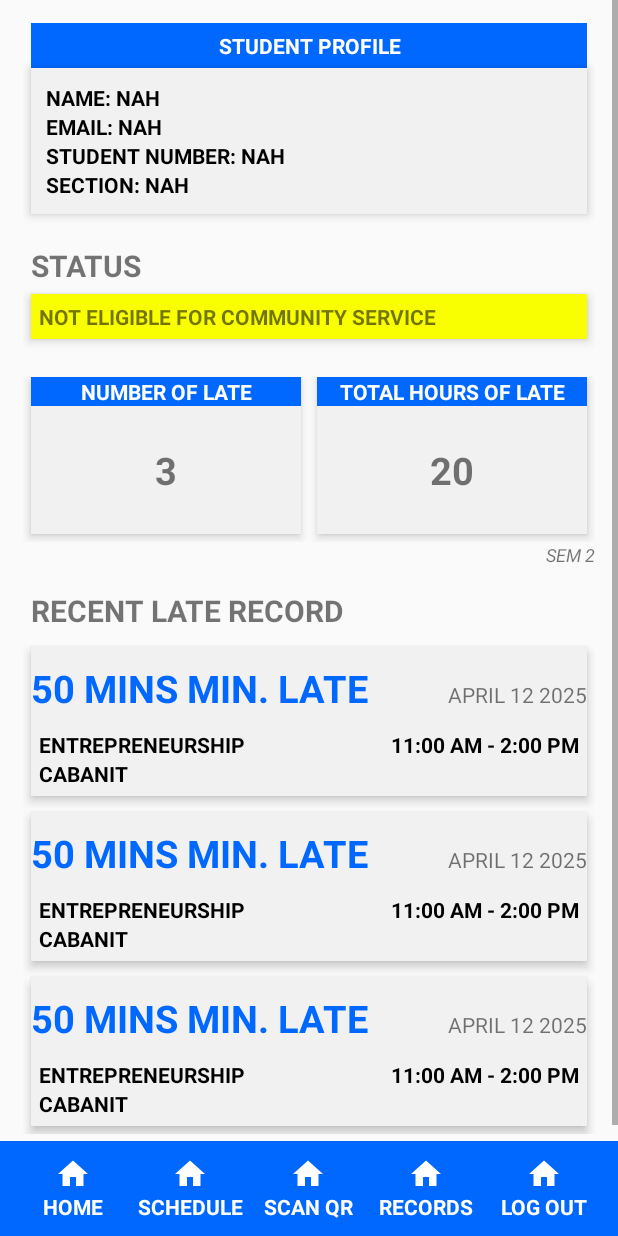
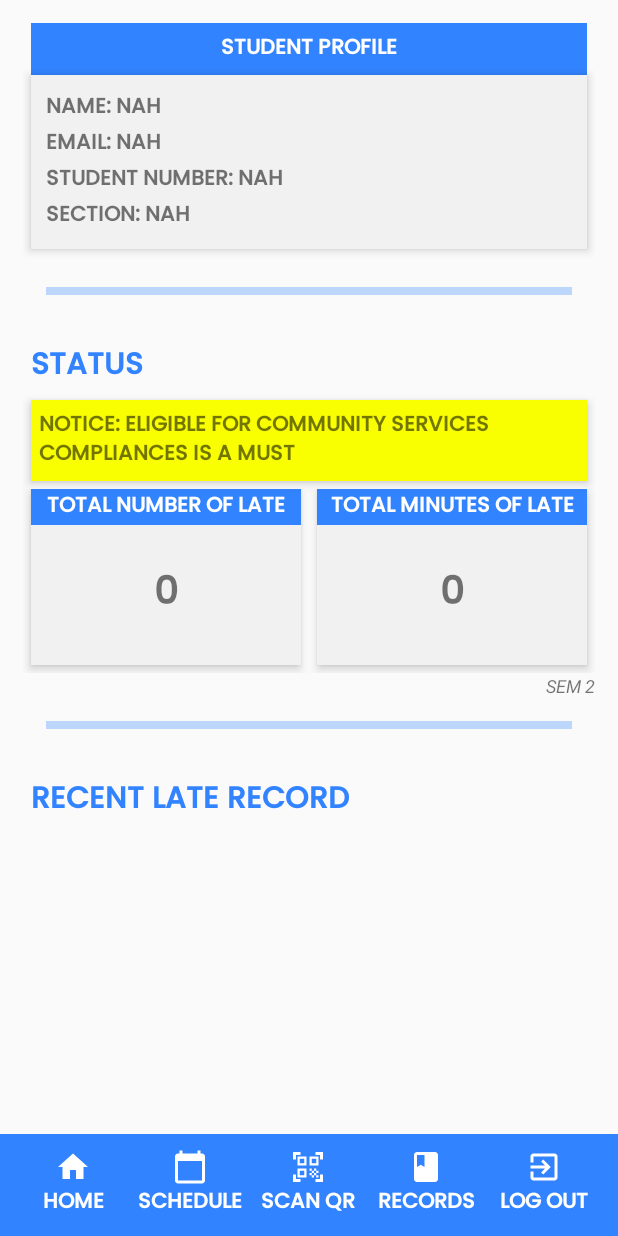
Before and after one commit to crab-d/STIQR-java, an Android app: the StudentHome screen opened directly, with no data from a screen before it, on a phone screen of 412 x 824 dp. Run offline under Robolectric (Android 15) with nearby library versions, the phone set to English and light mode, and no system bars; our stand-ins replace Firebase (no records; nobody signed in at launch, a user with empty details on screens opened directly); libraries missing offline, so code that uses them is left out: com.journeyapps.barcodescanner.

Commit message:
ADDEd FONT FIXED STUDENT DASHBOARD DATA | OPTIMIZED LAYOUT

```diff
--- /dev/null
+++ b/app/src/main/java/com/example/stiqr_java/firebase/CSRecord.java
@@ -0,0 +1,4 @@
+package com.example.stiqr_java.firebase;
+
+public class CSRecord {
+}
--- a/app/src/main/java/com/example/stiqr_java/firebase/LateRecord.java
+++ b/app/src/main/java/com/example/stiqr_java/firebase/LateRecord.java
@@ -22,11 +22,12 @@ import java.util.Map;
 public class LateRecord {
 
     Context context;
-    public LateRecord(Context context){
+
+    public LateRecord(Context context) {
         this.context = context;
     }
 
-    public List<LateRecordsModel> readLateRecord(String studentNumber, String gradeLevel, String section, recordCallBack callBackRecord) {
+    public void readLateRecord(String studentNumber, String gradeLevel, String section, recordCallBack callBackRecord) {
         FirebaseFirestore db = FirebaseFirestore.getInstance();
         List<LateRecordsModel> lateRecordList = new ArrayList<>();
         db.collection("lateRecords").document(gradeLevel).collection(section).whereEqualTo("studentNumber", studentNumber).get()
@@ -46,11 +47,65 @@ public class LateRecord {
                     }
                     callBackRecord.onRecordLoad(lateRecordList);
                 });
-        return lateRecordList;
+    }
+
+
+
+    public void readRecentLate(String studentNumber, String gradeLevel, String section, recordHomeCallBack CB_homeRecord) {
+        FirebaseFirestore db = FirebaseFirestore.getInstance();
+        List<LateRecordsModel> recentLate = new ArrayList<>();
+
+        db.collection("lateRecords").document(gradeLevel).collection(section).whereEqualTo("studentNumber", studentNumber).limit(5).get()
+                .addOnSuccessListener(queryDocumentSnapshots -> {
+                    int totalMinuteCount = 0;
+
+                    if (!queryDocumentSnapshots.isEmpty()) {
+                        for (DocumentSnapshot document : queryDocumentSnapshots.getDocuments()) {
+                            String lateArrival = document.getString("lateArrival");
+                            String date = document.getString("date");
+                            String subject = document.getString("subject");
+                            String teacher = document.getString("teacher");
+                            String schedule = document.getString("schedule");
+                            recentLate.add(new LateRecordsModel(date, subject, teacher, lateArrival, schedule));
+
+                            assert lateArrival != null;
+                            totalMinuteCount += Integer.parseInt(lateArrival);
+                        }
+
+
+
+                    }
+                    CB_homeRecord.onHomeRecordLoad(recentLate, totalMinuteCount);
+                });
+    }
+
+
+
+    public interface recordHomeCallBack {
+        void onHomeRecordLoad(List<LateRecordsModel> lateHomeRecord, int totalMinute);
     }
 
     public interface recordCallBack {
         void onRecordLoad(List<LateRecordsModel> lateRecord);
+    }
+
+    public void threshold(countCallBack CB_count) {
+        FirebaseFirestore db = FirebaseFirestore.getInstance();
+
+        db.collection("counters").document("threshold").get()
+                .addOnSuccessListener(Document -> {
+                    int count = 0;
+                   if (Document.exists()) {
+                       Long value = Document.getLong("count");
+                       assert value != null;
+                       count = value.intValue();
+                   }
+                   CB_count.onCountLoad(count);
+                });
+    }
+
+    public interface countCallBack {
+        void onCountLoad(int count);
     }
 
     private String currentDate() {
@@ -99,13 +154,12 @@ public class LateRecord {
 //                               }
 
 
-
                         db.collection("counters").document("lateRecords").get()
                                 .addOnSuccessListener(query -> {
                                     if (query.exists()) {
                                         Long currentViolatorsCount = query.getLong("count");
                                         String violatorLogID = "violator" + currentViolatorsCount;
-                                               db.collection("lateRecords").document(gradeLevel).collection(section).document(violatorLogID).set(violatorData).addOnSuccessListener( v -> {
+                                        db.collection("lateRecords").document(gradeLevel).collection(section).document(violatorLogID).set(violatorData).addOnSuccessListener(v -> {
                                             Toast.makeText(context, "LATE RECORDED SUCCESSFULLY", Toast.LENGTH_SHORT).show();
                                         });
                                         currentViolatorsCount += 1;
@@ -117,9 +171,5 @@ public class LateRecord {
                         Toast.makeText(context, "This teacher is not registered in your schedule or something went wrong.", Toast.LENGTH_SHORT).show();
                     }
                 });
-
-
-
-
     }
 }
--- a/app/src/main/java/com/example/stiqr_java/student/fragment/LateRecord.java
+++ b/app/src/main/java/com/example/stiqr_java/student/fragment/LateRecord.java
@@ -78,9 +78,8 @@ public class LateRecord extends Fragment {
 
 
         rv_lateRecords.setLayoutManager(new LinearLayoutManager(context));
-        DB_LATE.readLateRecord(studentNumber, gradeLevel, section, lateRecord -> {
-            LateRecordsAdapter RecordAdapter = new LateRecordsAdapter(context, lateRecord);
-            rv_lateRecords.setAdapter(RecordAdapter);
+        DB_LATE.readLateRecord(studentNumber, gradeLevel, section, (lateRecord) -> {
+            rv_lateRecords.setAdapter(new LateRecordsAdapter(context, lateRecord));
             Toast.makeText(context, "size: " + lateRecord.size(), Toast.LENGTH_SHORT).show();
         } );
 
--- a/app/src/main/java/com/example/stiqr_java/student/fragment/StudentHome.java
+++ b/app/src/main/java/com/example/stiqr_java/student/fragment/StudentHome.java
@@ -1,5 +1,6 @@
 package com.example.stiqr_java.student.fragment;
 
+import android.annotation.SuppressLint;
 import android.content.Context;
 import android.os.Bundle;
 
@@ -13,11 +14,8 @@ import android.view.ViewGroup;
 import android.widget.TextView;
 
 import com.example.stiqr_java.R;
+import com.example.stiqr_java.firebase.LateRecord;
 import com.example.stiqr_java.recyclerview.adapter.LateRecordsAdapter;
-import com.example.stiqr_java.recyclerview.model.LateRecordsModel;
-
-import java.util.ArrayList;
-import java.util.List;
 
 /**
  * A simple {@link Fragment} subclass.
@@ -66,43 +64,49 @@ public class StudentHome extends Fragment {
         }
     }
 
+    @SuppressLint({"MissingInflatedId", "SetTextI18n"})
     @Override
     public View onCreateView(LayoutInflater inflater, ViewGroup container,
                              Bundle savedInstanceState) {
         Context context = getContext();
         View view = inflater.inflate(R.layout.fragment_student_home, container, false);
 
-        TextView tv_name, tv_email, tv_studentNumber, tv_section, tv_totalLate;
+        TextView tv_name, tv_email, tv_studentNumber, tv_section, tv_totalLate, tv_minuteLate, tv_status;
         tv_name = view.findViewById(R.id.tv_name);
         tv_email = view.findViewById(R.id.tv_email);
         tv_studentNumber = view.findViewById(R.id.tv_studentNumber);
         tv_section = view.findViewById(R.id.tv_section);
+        tv_minuteLate = view.findViewById(R.id.tv_minuteLate);
+        tv_totalLate = view.findViewById(R.id.tv_totalLate);
+        tv_status = view.findViewById(R.id.tv_status);
+        RecyclerView rv_lateRecords = view.findViewById(R.id.rv_lateRecords);
+        LateRecord DB_LATE = new LateRecord(context);
 
-        tv_totalLate = view.findViewById(R.id.tv_totalLate);
-
-        RecyclerView rv_lateRecords = view.findViewById(R.id.rv_lateRecords);
-
-        List<LateRecordsModel> lateRecord = new ArrayList<>();
-        lateRecord.add(new LateRecordsModel("APRIL 12 2025", "ENTREPRENEURSHIP", "CABANIT", "50 MINS", "11:00 AM - 2:00 PM"));
-        lateRecord.add(new LateRecordsModel("APRIL 12 2025", "ENTREPRENEURSHIP", "CABANIT", "50 MINS", "11:00 AM - 2:00 PM"));
-        lateRecord.add(new LateRecordsModel("APRIL 12 2025", "ENTREPRENEURSHIP", "CABANIT", "50 MINS", "11:00 AM - 2:00 PM"));
-
-        String lateCount = String.valueOf(lateRecord.size());
-
-        rv_lateRecords.setLayoutManager(new LinearLayoutManager(context));
-        rv_lateRecords.setAdapter(new LateRecordsAdapter(context, lateRecord));
-
+        assert context != null;
         String name = context.getSharedPreferences("STUDENT_SESSION", Context.MODE_PRIVATE).getString("STUDENT_NAME", "NAH");
         String email = context.getSharedPreferences("STUDENT_SESSION", Context.MODE_PRIVATE).getString("STUDENT_EMAIL", "NAH");
         String studentNumber = context.getSharedPreferences("STUDENT_SESSION", Context.MODE_PRIVATE).getString("STUDENT_NUMBER", "NAH");
         String section = context.getSharedPreferences("STUDENT_SESSION", Context.MODE_PRIVATE).getString("STUDENT_SECTION", "NAH");
+        String gradeLevel = context.getSharedPreferences("STUDENT_SESSION", Context.MODE_PRIVATE).getString("STUDENT_GRADE", "nah");
 
         tv_name.setText("NAME: " + name);
         tv_email.setText("EMAIL: " + email);
         tv_studentNumber.setText("STUDENT NUMBER: " + studentNumber);
         tv_section.setText("SECTION: " + section);
 
-        tv_totalLate.setText(lateCount);
+
+        rv_lateRecords.setLayoutManager(new LinearLayoutManager(context));
+        DB_LATE.readRecentLate(studentNumber, gradeLevel, section, (LateRecord, MinuteCount) -> {
+            rv_lateRecords.setAdapter(new LateRecordsAdapter(context, LateRecord));
+            String lateCount = String.valueOf(LateRecord.size());
+            tv_totalLate.setText(lateCount);
+            tv_minuteLate.setText(String.valueOf(MinuteCount));
+            DB_LATE.threshold(threshold -> {
+              if (Integer.parseInt(lateCount) >= threshold) {
+                  tv_status.setText("NOTICE: ELIGIBLE FOR COMMUNITY SERVICES COMPLIANCES IS A MUST");
+              }
+            });
+        });
 
         return view;
     }
--- /dev/null
+++ b/app/src/main/res/drawable/ic_logout.xml
@@ -0,0 +1,5 @@
+<vector xmlns:android="http://schemas.android.com/apk/res/android" android:autoMirrored="true" android:height="24dp" android:tint="#FFFFFF" android:viewportHeight="24" android:viewportWidth="24" android:width="24dp">
+
+    <path android:fillColor="@android:color/white" android:pathData="M10.09,15.59L11.5,17l5,-5 -5,-5 -1.41,1.41L12.67,11H3v2h9.67l-2.58,2.59zM19,3H5c-1.11,0 -2,0.9 -2,2v4h2V5h14v14H5v-4H3v4c0,1.1 0.89,2 2,2h14c1.1,0 2,-0.9 2,-2V5c0,-1.1 -0.9,-2 -2,-2z"/>
+
+</vector>
--- /dev/null
+++ b/app/src/main/res/drawable/ic_qr.xml
@@ -0,0 +1,5 @@
+<vector xmlns:android="http://schemas.android.com/apk/res/android" android:height="24dp" android:tint="#FFFFFF" android:viewportHeight="24" android:viewportWidth="24" android:width="24dp">
+
+    <path android:fillColor="@android:color/white" android:pathData="M9.5,6.5v3h-3v-3H9.5M11,5H5v6h6V5L11,5zM9.5,14.5v3h-3v-3H9.5M11,13H5v6h6V13L11,13zM17.5,6.5v3h-3v-3H17.5M19,5h-6v6h6V5L19,5zM13,13h1.5v1.5H13V13zM14.5,14.5H16V16h-1.5V14.5zM16,13h1.5v1.5H16V13zM13,16h1.5v1.5H13V16zM14.5,17.5H16V19h-1.5V17.5zM16,16h1.5v1.5H16V16zM17.5,14.5H19V16h-1.5V14.5zM17.5,17.5H19V19h-1.5V17.5zM22,7h-2V4h-3V2h5V7zM22,22v-5h-2v3h-3v2H22zM2,22h5v-2H4v-3H2V22zM2,2v5h2V4h3V2H2z"/>
+
+</vector>
--- /dev/null
+++ b/app/src/main/res/drawable/ic_record.xml
@@ -0,0 +1,5 @@
+<vector xmlns:android="http://schemas.android.com/apk/res/android" android:height="24dp" android:tint="#FFFFFF" android:viewportHeight="24" android:viewportWidth="24" android:width="24dp">
+
+    <path android:fillColor="@android:color/white" android:pathData="M18,2H6c-1.1,0 -2,0.9 -2,2v16c0,1.1 0.9,2 2,2h12c1.1,0 2,-0.9 2,-2V4c0,-1.1 -0.9,-2 -2,-2zM6,4h5v8l-2.5,-1.5L6,12V4z"/>
+
+</vector>
--- /dev/null
+++ b/app/src/main/res/drawable/ic_sched.xml
@@ -0,0 +1,5 @@
+<vector xmlns:android="http://schemas.android.com/apk/res/android" android:height="24dp" android:tint="#FFFFFF" android:viewportHeight="24" android:viewportWidth="24" android:width="24dp">
+
+    <path android:fillColor="@android:color/white" android:pathData="M20,3h-1L19,1h-2v2L7,3L7,1L5,1v2L4,3c-1.1,0 -2,0.9 -2,2v16c0,1.1 0.9,2 2,2h16c1.1,0 2,-0.9 2,-2L22,5c0,-1.1 -0.9,-2 -2,-2zM20,21L4,21L4,8h16v13z"/>
+
+</vector>
--- a/app/src/main/res/layout/activity_student_dashboard.xml
+++ b/app/src/main/res/layout/activity_student_dashboard.xml
@@ -28,6 +28,7 @@
             android:layout_weight="1"
             android:id="@+id/tv_home"
             android:clickable="true"
+            android:fontFamily="@font/p_med"
             android:text="HOME"
             android:textStyle="bold"
             android:textColor="@color/white"
@@ -38,37 +39,42 @@
             android:layout_width="0dp"
             android:layout_height="wrap_content"
             android:layout_weight="1"
+            android:fontFamily="@font/p_med"
+
             android:text="SCHEDULE"
             android:id="@+id/tv_schedule"
             android:clickable="true"
             android:textStyle="bold"
             android:textColor="@color/white"
             android:textAlignment="center"
-            android:drawableTop="@drawable/ic_home"/>
+            android:drawableTop="@drawable/ic_sched"/>
 
         <TextView
             android:layout_width="0dp"
             android:layout_height="wrap_content"
             android:layout_weight="1"
             android:text="SCAN QR"
+            android:fontFamily="@font/p_med"
             android:textStyle="bold"
             android:textColor="@color/white"
             android:id="@+id/tv_scan"
             android:clickable="true"
             android:textAlignment="center"
-            android:drawableTop="@drawable/ic_home"/>
+            android:drawableTop="@drawable/ic_qr"/>
 
         <TextView
             android:layout_width="0dp"
             android:layout_height="wrap_content"
             android:layout_weight="1"
             android:text="RECORDS"
+            android:fontFamily="@font/p_med"
+
             android:textStyle="bold"
             android:textColor="@color/white"
             android:id="@+id/tv_records"
             android:clickable="true"
             android:textAlignment="center"
-            android:drawableTop="@drawable/ic_home"/>
+            android:drawableTop="@drawable/ic_record"/>
 
         <TextView
             android:layout_width="0dp"
@@ -77,10 +83,12 @@
             android:text="LOG OUT"
             android:id="@+id/tv_logout"
             android:clickable="true"
+            android:fontFamily="@font/p_med"
+
             android:textStyle="bold"
             android:textColor="@color/white"
             android:textAlignment="center"
-            android:drawableTop="@drawable/ic_home"/>
+            android:drawableTop="@drawable/ic_logout"/>
 
 
     </LinearLayout>
--- a/app/src/main/res/layout/fragment_late_record.xml
+++ b/app/src/main/res/layout/fragment_late_record.xml
@@ -19,7 +19,8 @@
             android:layout_marginEnd="5dp"
             android:layout_marginBottom="5dp"
             android:elevation="4sp"
-            android:text="STATUS"
+            android:text="LATE RECORDS"
+            android:textColor="@color/primary"
             android:textSize="20dp"
             android:textStyle="bold" />
 
@@ -31,6 +32,4 @@
 
 
     </LinearLayout>
-
-
 </FrameLayout>
--- a/app/src/main/res/layout/fragment_student_home.xml
+++ b/app/src/main/res/layout/fragment_student_home.xml
@@ -2,6 +2,7 @@
 <FrameLayout xmlns:android="http://schemas.android.com/apk/res/android"
     xmlns:tools="http://schemas.android.com/tools"
     android:layout_width="match_parent"
+
     android:layout_height="match_parent"
     tools:context=".student.fragment.StudentHome">
 
@@ -21,6 +22,8 @@
             android:orientation="vertical">
 
             <TextView
+                android:fontFamily="@font/p_med"
+
                 android:layout_width="match_parent"
                 android:layout_height="wrap_content"
                 android:background="@color/primary"
@@ -40,50 +43,66 @@
                 android:elevation="4sp"
                 android:layout_marginStart="5dp"
                 android:layout_marginEnd="5dp"
-                android:layout_marginBottom="5dp"
+                android:layout_marginBottom="10dp"
                 android:padding="10dp">
 
                 <TextView
+                    android:fontFamily="@font/p_med"
+
                     android:layout_width="wrap_content"
                     android:layout_height="wrap_content"
                     android:text="NAME: JOHN PAUL BARCINILA"
-                    android:textColor="@color/black"
+
                     android:textStyle="bold"
                     android:id="@+id/tv_name"/>
 
                 <TextView
+                    android:fontFamily="@font/p_med"
+
                     android:layout_width="wrap_content"
                     android:layout_height="wrap_content"
                     android:text="EMAIL: BARCINILLA.363495@cubao.sti.edu.ph"
                     android:singleLine="true"
                     android:ellipsize="end"
-                    android:textColor="@color/black"
+
                     android:textStyle="bold"
                     android:id="@+id/tv_email"/>
 
                 <TextView
+                    android:fontFamily="@font/p_med"
+
                     android:layout_width="wrap_content"
                     android:layout_height="wrap_content"
                     android:text="STUDENT NUMBER: 02000363495"
-                    android:textColor="@color/black"
+
                     android:textStyle="bold"
                     android:id="@+id/tv_studentNumber"/>
 
                 <TextView
+                    android:fontFamily="@font/p_med"
+
                     android:layout_width="wrap_content"
                     android:layout_height="wrap_content"
                     android:text="SECTION: ITM402"
-                    android:textColor="@color/black"
+
                     android:textStyle="bold"
                     android:id="@+id/tv_section"/>
 
             </LinearLayout>
 
             <TextView
+                android:layout_width="match_parent"
+                android:layout_height="5dp"
+                android:background="@color/primary"
+                android:layout_margin="15dp"
+                android:alpha="0.3"/>
+            <TextView
+                android:fontFamily="@font/p_med"
                 android:layout_width="wrap_content"
                 android:layout_height="wrap_content"
                 android:text="STATUS"
                 android:textStyle="bold"
+                android:textColor="@color/primary"
                 android:elevation="4sp"
                 android:layout_marginStart="5dp"
                 android:layout_marginEnd="5dp"
@@ -92,6 +111,7 @@
                 android:textSize="20dp" />
 
             <TextView
+                android:fontFamily="@font/p_med"
                 android:layout_width="match_parent"
                 android:layout_height="wrap_content"
                 android:text="NOT ELIGIBLE FOR COMMUNITY SERVICE"
@@ -107,7 +127,7 @@
             <LinearLayout
                 android:layout_width="match_parent"
                 android:layout_height="wrap_content"
-                android:layout_marginTop="20dp"
+
                 android:orientation="horizontal"
                 >
                 <LinearLayout
@@ -122,15 +142,17 @@
                     android:layout_weight="1"
                     >
                     <TextView
+                        android:fontFamily="@font/p_med"
                         android:layout_width="match_parent"
                         android:layout_height="wrap_content"
                         android:background="@color/primary"
                         android:textColor="@color/white"
                         android:textStyle="bold"
-                        android:text="NUMBER OF LATE"
+                        android:text="TOTAL NUMBER OF LATE"
                         android:textAlignment="center"/>
 
                     <TextView
+                        android:fontFamily="@font/p_med"
                         android:layout_width="match_parent"
                         android:layout_height="wrap_content"
                         android:padding="25dp"
@@ -155,21 +177,25 @@
                     android:layout_weight="1"
                     >
                     <TextView
+                        android:fontFamily="@font/p_med"
+
                         android:layout_width="match_parent"
                         android:layout_height="wrap_content"
-                        android:text="TOTAL HOURS OF LATE"
+                        android:text="TOTAL MINUTES OF LATE"
                         android:background="@color/primary"
                         android:textColor="@color/white"
                         android:textStyle="bold"
                         android:textAlignment="center"/>
 
                     <TextView
+                        android:fontFamily="@font/p_med"
+
                         android:layout_width="match_parent"
                         android:layout_height="wrap_content"
                         android:padding="25dp"
                         android:textStyle="bold"
                         android:textSize="25dp"
-                        android:id="@+id/tv_hoursLate"
+                        android:id="@+id/tv_minuteLate"
                         android:text="20"
                         android:textAlignment="center"/>
 
@@ -186,11 +212,20 @@
                 android:textAlignment="textEnd"/>
 
             <TextView
+                android:layout_width="match_parent"
+                android:layout_height="5dp"
+                android:background="@color/primary"
+                android:layout_margin="15dp"
+                android:alpha="0.3"/>
+
+            <TextView
+                android:fontFamily="@font/p_med"
                 android:layout_width="wrap_content"
                 android:layout_height="wrap_content"
                 android:text="RECENT LATE RECORD"
                 android:textStyle="bold"
                 android:elevation="4sp"
+                android:textColor="@color/primary"
                 android:layout_marginStart="5dp"
                 android:layout_marginEnd="5dp"
                 android:layout_marginBottom="5dp"
@@ -199,6 +234,7 @@
 
             <androidx.recyclerview.widget.RecyclerView
                 android:layout_height="wrap_content"
+                android:fontFamily="@font/p_med"
                 android:layout_width="match_parent"
                 android:id="@+id/rv_lateRecords">
 
--- a/app/src/main/res/values/colors.xml
+++ b/app/src/main/res/values/colors.xml
@@ -2,7 +2,7 @@
 <resources>
     <color name="black">#FF000000</color>
     <color name="white">#FFFFFFFF</color>
-    <color name="primary">#0067FF</color>
+    <color name="primary">#3283FF</color>
     <color name="yellow">#F9FF00</color>
     <color name="green">#3CFF28</color>
 </resources>
--- a/app/src/main/res/values/themes.xml
+++ b/app/src/main/res/values/themes.xml
@@ -3,6 +3,7 @@
     <style name="Base.Theme.STIQRJAVA" parent="Theme.Material3.DayNight.NoActionBar">
         <!-- Customize your light theme here. -->
         <!-- <item name="colorPrimary">@color/my_light_primary</item> -->
+
     </style>
 
     <style name="Theme.STIQRJAVA" parent="Base.Theme.STIQRJAVA" />
```
Also changed, not shown: app/src/main/res/layout/activity_teacher_dashboard.xml (+8 -0 lines), app/src/main/res/layout/fragment_schedule.xml (+12 -0 lines), app/src/main/res/layout/fragment_teacher_home.xml (+8 -0 lines), app/src/main/res/layout/item_record.xml (+10 -4 lines), app/src/main/res/layout/item_schedule.xml (+9 -0 lines), app/src/main/res/font/p_med.ttf (added). Lines whose indentation alone changed are shown as unchanged.
